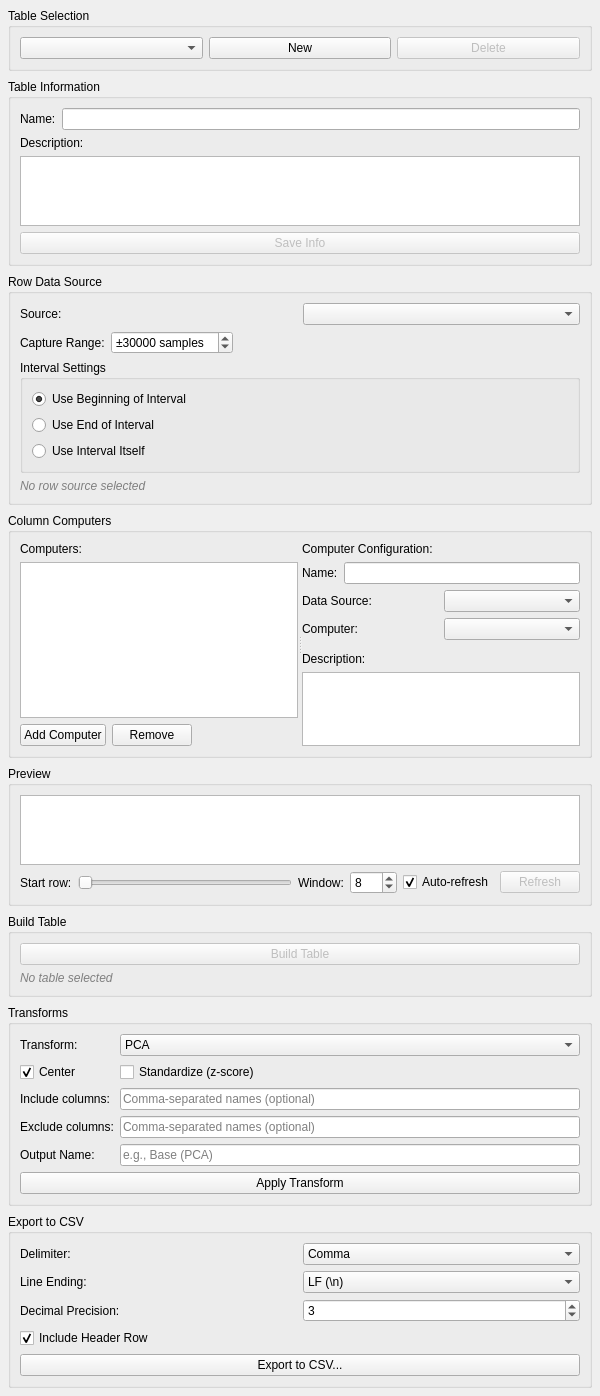
The window that src/WhiskerToolbox/TableDesignerWidget/TableDesignerWidget.ui (paulmthompson/WhiskerToolbox) describes before a commit, drawn with Qt 5.
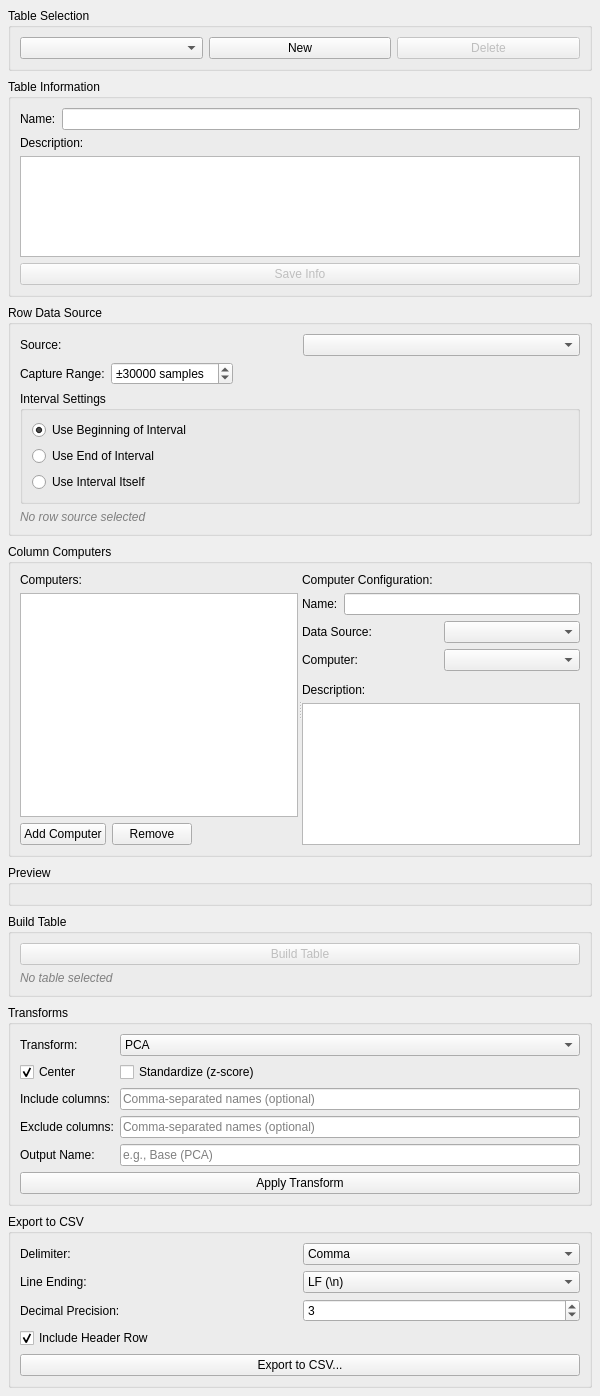
The same window after the commit.

Commit message: table designer widget uses new tableviewer widget

Patch:
```diff
--- a/src/WhiskerToolbox/TableDesignerWidget/TableDesignerWidget.ui
+++ b/src/WhiskerToolbox/TableDesignerWidget/TableDesignerWidget.ui
@@ -370,92 +370,7 @@
       <string>Preview</string>
      </property>
      <layout class="QVBoxLayout" name="preview_layout">
-      <item>
-       <widget class="QTableView" name="preview_table">
-        <property name="editTriggers">
-         <set>QAbstractItemView::EditTrigger::NoEditTriggers</set>
-        </property>
-        <property name="alternatingRowColors">
-         <bool>true</bool>
-        </property>
-        <property name="selectionMode">
-         <enum>QAbstractItemView::SelectionMode::SingleSelection</enum>
-        </property>
-        <property name="selectionBehavior">
-         <enum>QAbstractItemView::SelectionBehavior::SelectRows</enum>
-        </property>
-        <property name="sortingEnabled">
-         <bool>false</bool>
-        </property>
-       </widget>
-      </item>
-      <item>
-       <layout class="QHBoxLayout" name="preview_controls_layout">
-        <item>
-         <widget class="QLabel" name="preview_start_label">
-          <property name="text">
-           <string>Start row:</string>
-          </property>
-         </widget>
-        </item>
-        <item>
-         <widget class="QSlider" name="preview_slider">
-          <property name="minimum">
-           <number>0</number>
-          </property>
-          <property name="maximum">
-           <number>0</number>
-          </property>
-          <property name="orientation">
-           <enum>Qt::Orientation::Horizontal</enum>
-          </property>
-          <property name="tickPosition">
-           <enum>QSlider::TickPosition::NoTicks</enum>
-          </property>
-         </widget>
-        </item>
-        <item>
-         <widget class="QLabel" name="preview_window_label">
-          <property name="text">
-           <string>Window:</string>
-          </property>
-         </widget>
-        </item>
-        <item>
-         <widget class="QSpinBox" name="preview_window_size_spinbox">
-          <property name="minimum">
-           <number>1</number>
-          </property>
-          <property name="maximum">
-           <number>500</number>
-          </property>
-          <property name="value">
-           <number>8</number>
-          </property>
-         </widget>
-        </item>
-        <item>
-         <widget class="QCheckBox" name="preview_auto_refresh_checkbox">
-          <property name="text">
-           <string>Auto-refresh</string>
-          </property>
-          <property name="checked">
-           <bool>true</bool>
-          </property>
-         </widget>
-        </item>
-        <item>
-         <widget class="QPushButton" name="preview_refresh_btn">
-          <property name="enabled">
-           <bool>false</bool>
-          </property>
-          <property name="text">
-           <string>Refresh</string>
-          </property>
-         </widget>
-        </item>
-       </layout>
-      </item>
+      <!-- TableViewerWidget will be added here programmatically -->
      </layout>
     </widget>
    </item>
```
The commit also changes 2 other files.
